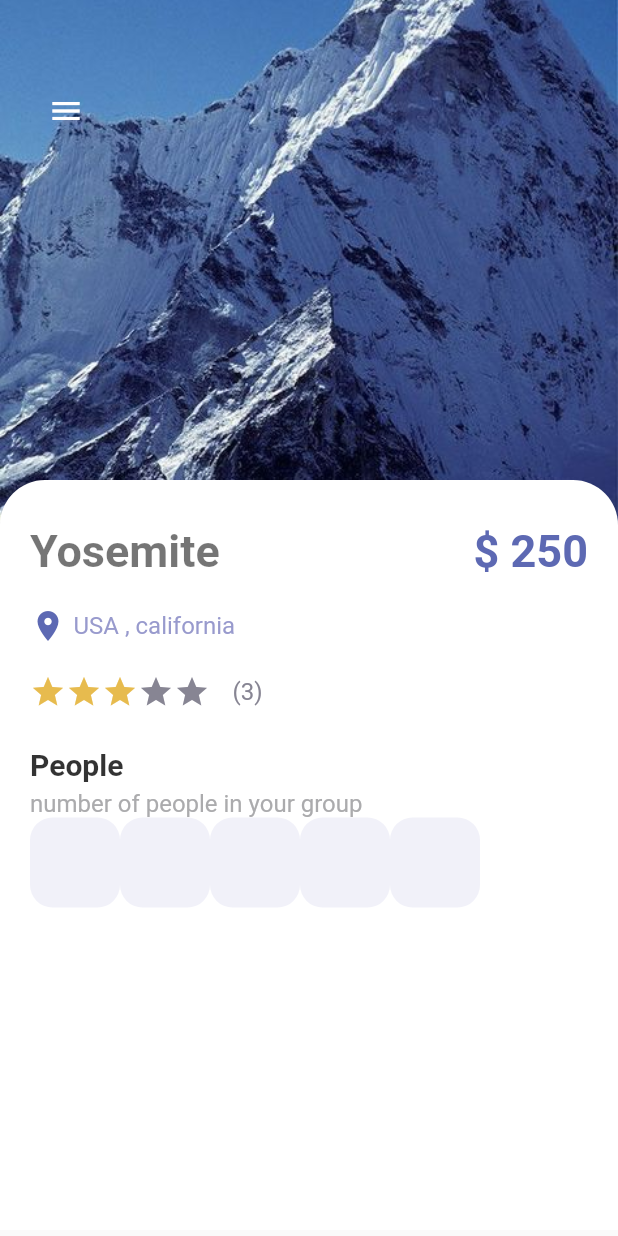
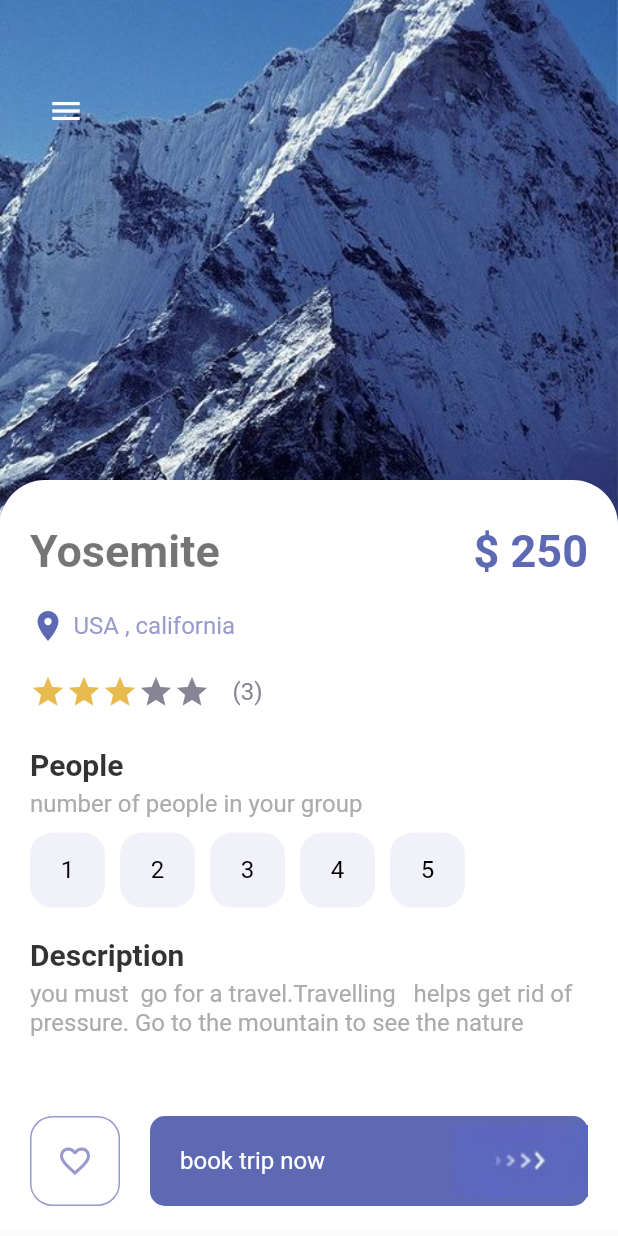
Before and after one commit to srmorteza/travel_app_flutter, a Flutter app: the screen it shows after launch, on a phone screen of 412 x 824 dp. Run offline on Flutter 3.47's test engine with Material 2 defaults, Android fonts, the phone set to English and light mode, and no system bars.

Commit message:
complate the second page 1401-8-1

```diff
--- a/lib/pages/detail_page.dart
+++ b/lib/pages/detail_page.dart
@@ -4,6 +4,7 @@ import 'package:travel/misc/colors.dart';
 import 'package:travel/widgets/app_buttons.dart';
 import 'package:travel/widgets/app_large_text.dart';
 import 'package:travel/widgets/app_text.dart';
+import 'package:travel/widgets/responsive_button.dart';
 
 class DetailPage extends StatefulWidget {
   const DetailPage({Key? key}) : super(key: key);
@@ -14,6 +15,7 @@ class DetailPage extends StatefulWidget {
 
 class _DetailPageState extends State<DetailPage> {
   int gotenstars=3;
+  int selectedIndex =-1;
 
   @override
   Widget build(BuildContext context) {
@@ -112,15 +114,60 @@ class _DetailPageState extends State<DetailPage> {
                       AppLargeText(text: "People", color: Colors.black.withOpacity(0.8), size: 20,),
                       SizedBox( height: 5,),
                       AppText(text: "number of people in your group", color: AppColors.mainTextColor,),
+                      SizedBox( height: 10,),
                       Wrap(
                         children: List.generate(5, (index) {
-                          return AppButtons();
+                          return InkWell(
+                            onTap: (){
+                              setState(() {
+                                selectedIndex =index ;
+                              });
+
+                            },
+                            child: Container(
+                              margin: const EdgeInsets.only(right: 10),
+                              child: AppButtons(
+                                  size: 50,
+                                  color:selectedIndex ==index ?Colors.white: Colors.black,
+                                  backgroundColor: selectedIndex ==index ?Colors.black :AppColors.buttonBackground,
+                                  borderColor:selectedIndex ==index ?Colors.black:AppColors.buttonBackground,
+                                 text: (index+1).toString(),
+
+                              ),
+                            ),
+                          );
                         }),
-                      )
+                      ),
+                      SizedBox( height: 20,),
+                      AppLargeText(text: "Description", color: Colors.black.withOpacity(0.8),size: 20,),
+                      SizedBox( height: 5,),
+                      AppText(text: "you must  go for a travel.Travelling   helps get rid of pressure. Go to the mountain to see the nature", color: AppColors.mainTextColor,)
+
 
                     ],
                   ),
-                ))
+                )),
+            Positioned(
+              bottom: 20,
+                left: 20,
+                right: 20,
+                child: Row(
+                  children: [
+                    AppButtons(
+                      size: 60,
+                      color: AppColors.textColor1,
+                      backgroundColor: Colors.white,
+                      borderColor: AppColors.textColor1,
+                      isIcon:true,
+                      icon: Icons.favorite_border,),
+                    SizedBox(width: 20,),
+                    ResponsiveButton(
+                      isResponsive: true,
+
+                    )
+                  ],
+                )
+            ),
           ],
         ),
       ),
--- a/lib/widgets/app_buttons.dart
+++ b/lib/widgets/app_buttons.dart
@@ -1,28 +1,47 @@
-
-
+import 'dart:math';
 
 import 'package:flutter/cupertino.dart';
+import 'package:flutter/material.dart';
+import 'package:travel/widgets/app_text.dart';
 
 import '../misc/colors.dart';
 
-class AppButtons extends StatefulWidget {
-  const AppButtons({Key? key}) : super(key: key);
 
-  @override
-  State<AppButtons> createState() => _AppButtonsState();
-}
+class AppButtons extends StatelessWidget {
+  final Color color;
+  final Color backgroundColor;
+  double size;
+  final Color borderColor;
+  String? text ;
+  IconData? icon ;
+  bool? isIcon ;
 
-class _AppButtonsState extends State<AppButtons> {
+  AppButtons(
+      {Key? key,
+        this.isIcon=false ,
+        this.text="hi",
+        this.icon,
+        required this.size,
+        required this.color,
+        required this.backgroundColor,
+        required this.borderColor})
+      : super(key: key);
+
+
   @override
   Widget build(BuildContext context) {
     return Container(
-
-      width: 60,
-      height: 60,
+      width: size,
+      height: size,
       decoration: BoxDecoration(
+        border: Border.all(
+          color: borderColor,
+          width: 1.0,
+        ),
         borderRadius: BorderRadius.circular(15),
-        color: AppColors.buttonBackground,
+        color: backgroundColor,
       ),
+      child: isIcon==false?Center(child: AppText(text: text!,color: color,)): Center(child: Icon(icon, color: color,)),
     );
   }
 }
--- a/lib/widgets/responsive_button.dart
+++ b/lib/widgets/responsive_button.dart
@@ -1,28 +1,35 @@
 
 
 import 'package:flutter/cupertino.dart';
+import 'package:flutter/material.dart';
 import 'package:travel/misc/colors.dart';
+import 'package:travel/widgets/app_text.dart';
 
 
 class ResponsiveButton extends StatelessWidget {
   bool? isResponsive ;
   double? width ;
-  ResponsiveButton({Key? key , this.width, this.isResponsive=false}) : super(key: key);
+  ResponsiveButton({Key? key , this.width=120, this.isResponsive=false}) : super(key: key);
 
   @override
   Widget build(BuildContext context) {
-    return Container(
-      width: width,
+    return Flexible(
+      child: Container(
+        width: isResponsive==true? double.maxFinite:width,
         height: 60,
         decoration: BoxDecoration(
           borderRadius: BorderRadius.circular(10),
           color: AppColors.mainColor,
         ),
         child: Row(
-        mainAxisAlignment: MainAxisAlignment.center,
+          mainAxisAlignment:isResponsive==true? MainAxisAlignment.spaceBetween: MainAxisAlignment.center,
           children: [
+            isResponsive==true?Container(
+                margin: const EdgeInsets.only(left: 20),
+                child: AppText(text: "book trip now", color: Colors.white,)):Container(),
             Image.asset("img/button-one.png"),
           ],
+        ),
       ),
     );
   }
```
Lines whose indentation alone changed are shown as unchanged.
